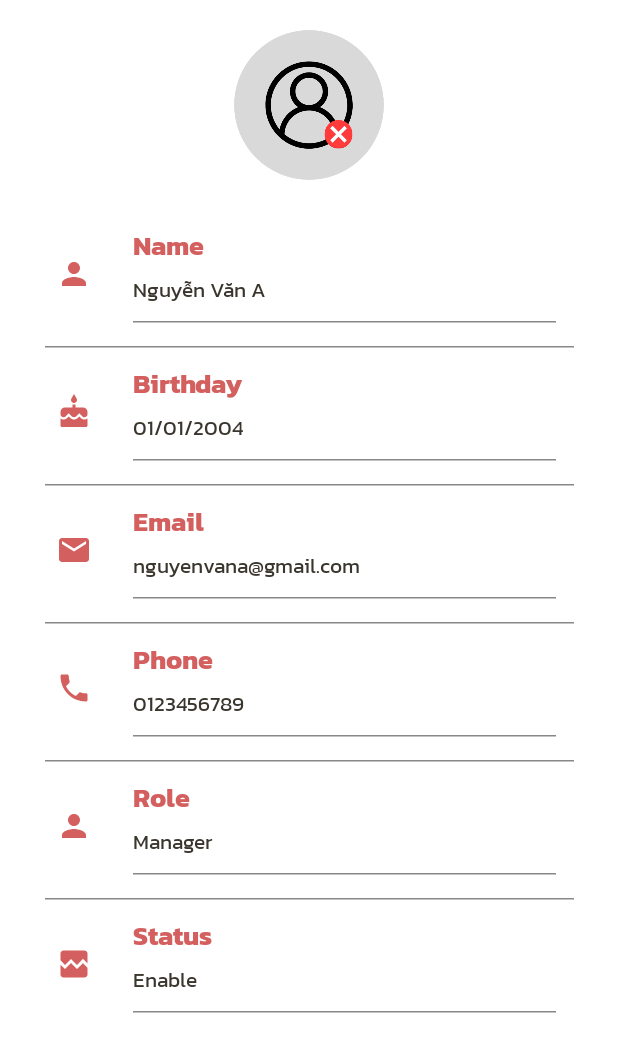
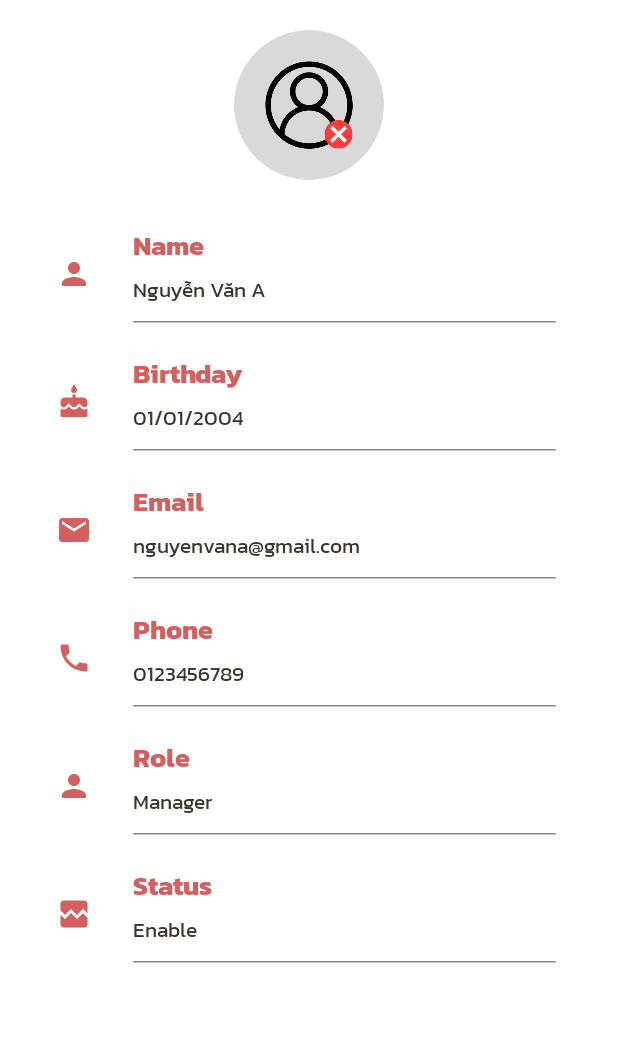
Before and after one commit to Tan-1106/Student-Information-Management, an Android app built with Jetpack Compose: the @Preview function DetailProfilePreview, on a phone screen of 412 x 824 dp. Shown: the top 1052 px of the screen. Run offline under Robolectric (Android 15) with nearby library versions, the phone set to English and light mode, and no system bars; libraries missing offline, so code that uses them is left out: me.saket.swipe; missing, so only their content is drawn: SwipeableActionsBox; pictures from the network do not load.

Commit message:
Update ShareComponents.kt

```diff
--- a/app/src/main/java/com/example/studentinformationmanagement/ui/shared/ShareComponents.kt
+++ b/app/src/main/java/com/example/studentinformationmanagement/ui/shared/ShareComponents.kt
@@ -131,15 +131,10 @@ fun DetailProfile(
                     )
                 }
                 InformationLine(Icons.Filled.Person, "Name", user.userName)
-                Divider()
                 InformationLine(Icons.Filled.Cake, "Birthday", user.userBirthday)
-                Divider()
                 InformationLine(Icons.Filled.Email, "Email", user.userEmail)
-                Divider()
                 InformationLine(Icons.Filled.Phone, "Phone", user.userPhoneNumber)
-                Divider()
                 InformationLine(Icons.Filled.Person, "Role", user.userRole)
-                Divider()
                 InformationLine(Icons.Filled.BrokenImage, "Status", user.userStatus)
             }
         }
```
